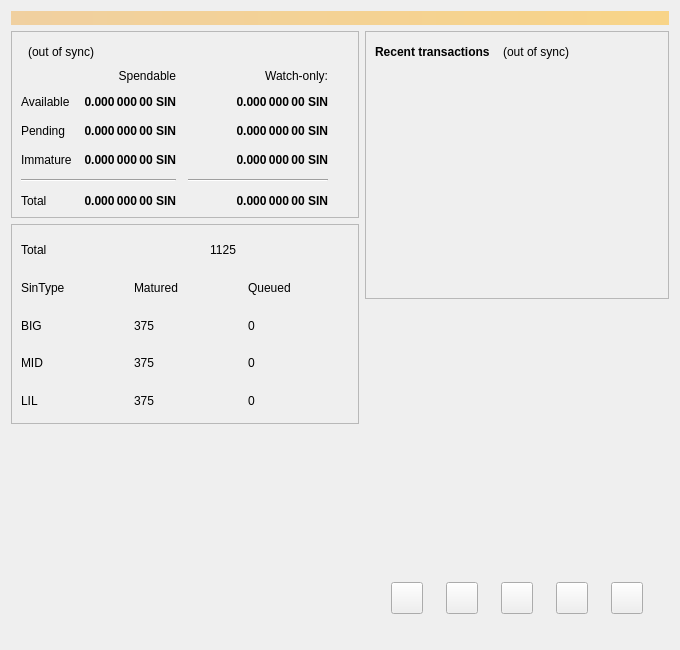
Qt form src/qt/forms/overviewpage.ui (uhlik-sinovate-development/SIN-core) before a commit.
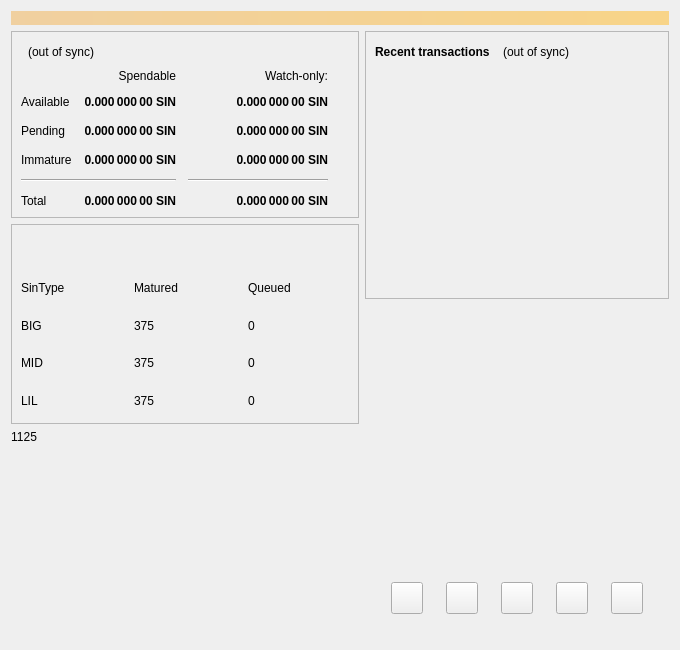
The same form after that commit. Icons and pictures are not drawn.

Commit message:
Various visual corrections were made.
Visual corrections were made for infinitynode statistics.

Diff of the .ui file:
```diff
--- a/src/qt/forms/overviewpage.ui
+++ b/src/qt/forms/overviewpage.ui
@@ -422,35 +422,12 @@
           </property>
           <item>
            <layout class="QGridLayout" name="statisticFormLayout">
-            <property name="spacing">
-             <number>12</number>
-            </property>
-            <property name="horizontalSpacing">
-             <number>12</number>
-            </property>
-            <property name="verticalSpacing">
-             <number>12</number>
-            </property>
             <property name="topMargin">
              <number>0</number>
             </property>
-            <item row="0" column="0">
-             <widget class="QLabel" name="labelStatisticTotalNodeText">
-              <property name="text">
-               <string notr="true">Total</string>
-              </property>
-             </widget>
-            </item>
-            <item row="0" column="1">
-             <widget class="QLabel" name="labelStatisticTotalNode">
-              <property name="text">
-               <string notr="true">1125</string>
-              </property>
-              <property name="alignment">
-               <set>Qt::AlignRight|Qt::AlignTrailing|Qt::AlignVCenter</set>
-              </property>
-             </widget>
-            </item>
+            <property name="spacing">
+             <number>12</number>
+            </property>
             <item row="0" column="2">
              <widget class="QLabel" name="labelNullString">
               <property name="text">
@@ -550,6 +527,16 @@
          </layout>
         </widget>
        </item>
+       <item alignment="Qt::AlignLeft|Qt::AlignVCenter">
+        <widget class="QLabel" name="labelStatisticTotalNode">
+         <property name="text">
+          <string notr="true">1125</string>
+         </property>
+         <property name="alignment">
+          <set>Qt::AlignRight|Qt::AlignTrailing|Qt::AlignVCenter</set>
+         </property>
+        </widget>
+       </item>
        <item>
         <spacer name="verticalSpacer">
          <property name="orientation">
```
Left out of the diff: 2 changed lines with no effect on the pictures. The commit also changes 2 other files.
